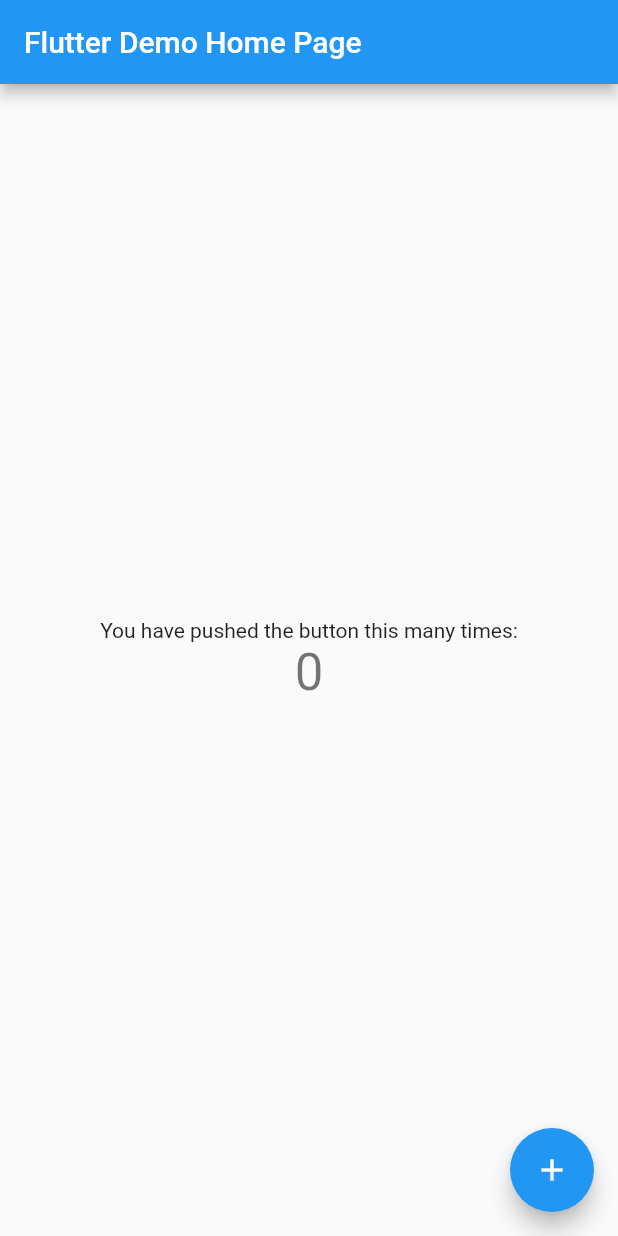
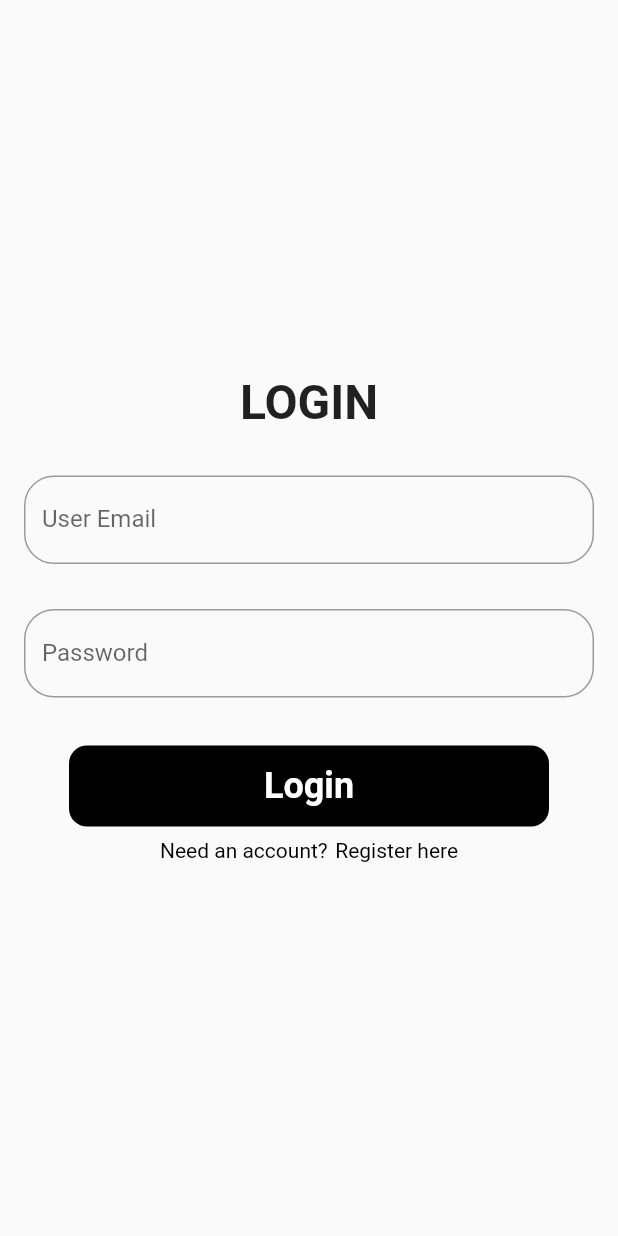
Before and after one commit to Himanshu072001/Flutter-Demo, a Flutter app: the screen it shows after launch, on a phone screen of 412 x 824 dp. Run offline on Flutter 3.47's test engine with Material 2 defaults, Android fonts, the phone set to English and light mode, and no system bars.

Commit message:
DV-01 [ADD]: Implemented Login and Register Screens UI.

```diff
--- /dev/null
+++ b/lib/Screens/Login/LoginScreen.dart
@@ -0,0 +1,106 @@
+import 'package:flutter/gestures.dart';
+import 'package:flutter/material.dart';
+import 'package:login_application/Screens/Login/RegisterScreen.dart';
+
+class LoginWidget extends StatefulWidget {
+  const LoginWidget({Key? key}) : super(key: key);
+
+  @override
+  State<LoginWidget> createState() => _LoginWidgetState();
+}
+
+class _LoginWidgetState extends State<LoginWidget> {
+  GlobalKey<FormState> _formKey = GlobalKey<FormState>();
+
+  @override
+  Widget build(BuildContext context) {
+    return Scaffold(
+      body: Form(
+        key: _formKey,
+        child: Container(
+          padding: EdgeInsets.all(16),
+          alignment: Alignment.center,
+          child: SingleChildScrollView(
+            child: Column(
+              mainAxisAlignment: MainAxisAlignment.center,
+              children: [
+                const Text(
+                  "LOGIN",
+                  style: TextStyle(fontSize: 32, fontWeight: FontWeight.bold),
+                ),
+                const SizedBox(height: 30),
+                TextField(
+                  keyboardType: TextInputType.emailAddress,
+                  decoration: InputDecoration(
+                    hintText: "Enter Your Email",
+                    labelText: "User Email",
+                    border: OutlineInputBorder(
+                      borderRadius: BorderRadius.circular(20),
+                    ),
+                  ),
+                ),
+                const SizedBox(height: 30),
+                TextField(
+                  keyboardType: TextInputType.visiblePassword,
+                  decoration: InputDecoration(
+                    hintText: "Enter Your Password",
+                    labelText: "Password",
+                    border: OutlineInputBorder(
+                      borderRadius: BorderRadius.circular(20),
+                    ),
+                  ),
+                ),
+                const SizedBox(height: 32),
+                _loginButton(),
+                const SizedBox(height: 8),
+                RichText(
+                    text: TextSpan(
+                  children: [
+                    const TextSpan(
+                        text: "Need an account?",
+                        style: TextStyle(color: Colors.black)),
+                    const WidgetSpan(child: SizedBox(width: 5)),
+                    TextSpan(
+                      text: "Register here",
+                      style: const TextStyle(color: Colors.black),
+                      recognizer: TapGestureRecognizer()
+                        ..onTap = () {
+                          Navigator.of(context).pushReplacement(
+                              MaterialPageRoute(
+                                  builder: (context) =>
+                                      const RegisterWidget()));
+                        },
+                    ),
+                  ],
+                ))
+              ],
+            ),
+          ),
+        ),
+      ),
+    );
+  }
+}
+
+Widget _loginButton() {
+  return GestureDetector(
+    onTap: () {
+      //TODO: Naviaget To Login
+    },
+    child: Container(
+      alignment: Alignment.center,
+      height: 54,
+      width: 320,
+      decoration: BoxDecoration(
+          borderRadius: BorderRadius.circular(12), color: Colors.black),
+      child: const Text(
+        "Login",
+        style: TextStyle(
+          color: Colors.white,
+          fontSize: 24,
+          fontWeight: FontWeight.bold,
+        ),
+      ),
+    ),
+  );
+}
--- a/lib/main.dart
+++ b/lib/main.dart
@@ -1,4 +1,5 @@
 import 'package:flutter/material.dart';
+import 'package:login_application/Screens/Login/LoginScreen.dart';
 
 void main() {
   runApp(const MyApp());
@@ -13,103 +14,9 @@
     return MaterialApp(
       title: 'Flutter Demo',
       theme: ThemeData(
-        // This is the theme of your application.
-        //
-        // Try running your application with "flutter run". You'll see the
-        // application has a blue toolbar. Then, without quitting the app, try
-        // changing the primarySwatch below to Colors.green and then invoke
-        // "hot reload" (press "r" in the console where you ran "flutter run",
-        // or simply save your changes to "hot reload" in a Flutter IDE).
-        // Notice that the counter didn't reset back to zero; the application
-        // is not restarted.
         primarySwatch: Colors.blue,
       ),
-      home: const MyHomePage(title: 'Flutter Demo Home Page'),
+      home: const LoginWidget(),
     );
   }
 }
-
-class MyHomePage extends StatefulWidget {
-  const MyHomePage({Key? key, required this.title}) : super(key: key);
-
-  // This widget is the home page of your application. It is stateful, meaning
-  // that it has a State object (defined below) that contains fields that affect
-  // how it looks.
-
-  // This class is the configuration for the state. It holds the values (in this
-  // case the title) provided by the parent (in this case the App widget) and
-  // used by the build method of the State. Fields in a Widget subclass are
-  // always marked "final".
-
-  final String title;
-
-  @override
-  State<MyHomePage> createState() => _MyHomePageState();
-}
-
-class _MyHomePageState extends State<MyHomePage> {
-  int _counter = 0;
-
-  void _incrementCounter() {
-    setState(() {
-      // This call to setState tells the Flutter framework that something has
-      // changed in this State, which causes it to rerun the build method below
-      // so that the display can reflect the updated values. If we changed
-      // _counter without calling setState(), then the build method would not be
-      // called again, and so nothing would appear to happen.
-      _counter++;
-    });
-  }
-
-  @override
-  Widget build(BuildContext context) {
-    // This method is rerun every time setState is called, for instance as done
-    // by the _incrementCounter method above.
-    //
-    // The Flutter framework has been optimized to make rerunning build methods
-    // fast, so that you can just rebuild anything that needs updating rather
-    // than having to individually change instances of widgets.
-    return Scaffold(
-      appBar: AppBar(
-        // Here we take the value from the MyHomePage object that was created by
-        // the App.build method, and use it to set our appbar title.
-        title: Text(widget.title),
-      ),
-      body: Center(
-        // Center is a layout widget. It takes a single child and positions it
-        // in the middle of the parent.
-        child: Column(
-          // Column is also a layout widget. It takes a list of children and
-          // arranges them vertically. By default, it sizes itself to fit its
-          // children horizontally, and tries to be as tall as its parent.
-          //
-          // Invoke "debug painting" (press "p" in the console, choose the
-          // "Toggle Debug Paint" action from the Flutter Inspector in Android
-          // Studio, or the "Toggle Debug Paint" command in Visual Studio Code)
-          // to see the wireframe for each widget.
-          //
-          // Column has various properties to control how it sizes itself and
-          // how it positions its children. Here we use mainAxisAlignment to
-          // center the children vertically; the main axis here is the vertical
-          // axis because Columns are vertical (the cross axis would be
-          // horizontal).
-          mainAxisAlignment: MainAxisAlignment.center,
-          children: <Widget>[
-            const Text(
-              'You have pushed the button this many times:',
-            ),
-            Text(
-              '$_counter',
-              style: Theme.of(context).textTheme.headline4,
-            ),
-          ],
-        ),
-      ),
-      floatingActionButton: FloatingActionButton(
-        onPressed: _incrementCounter,
-        tooltip: 'Increment',
-        child: const Icon(Icons.add),
-      ), // This trailing comma makes auto-formatting nicer for build methods.
-    );
-  }
-}
```
Also changed, not shown: lib/Screens/Login/RegisterScreen.dart (added, +141 -0 lines), 1 other file.
